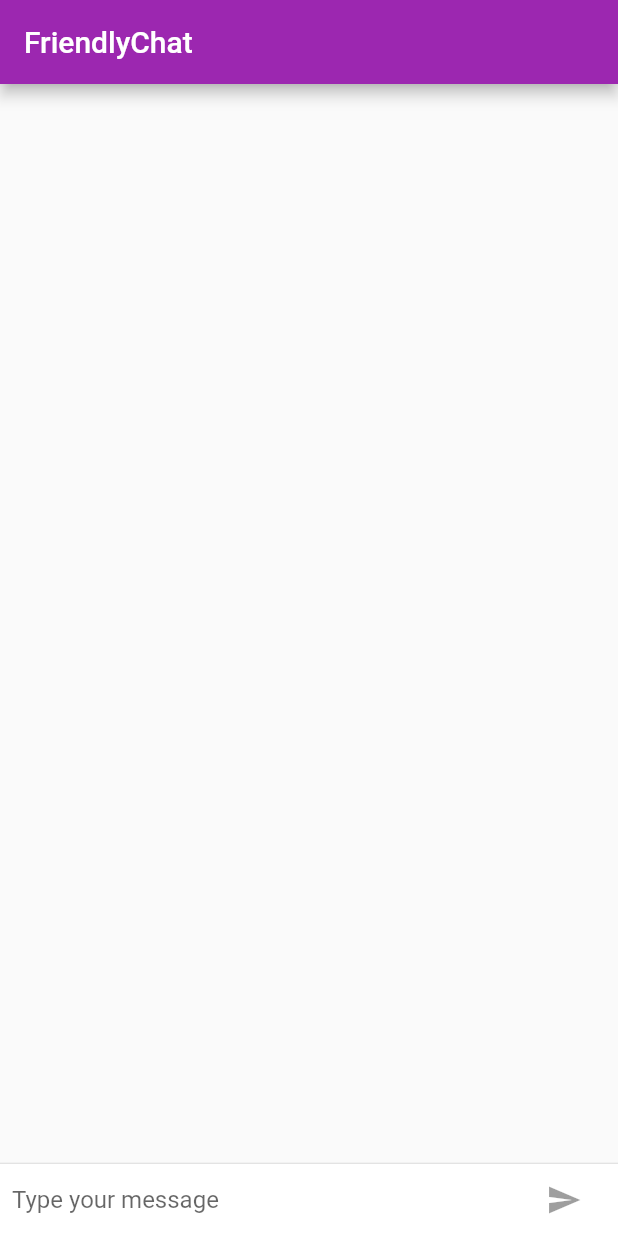
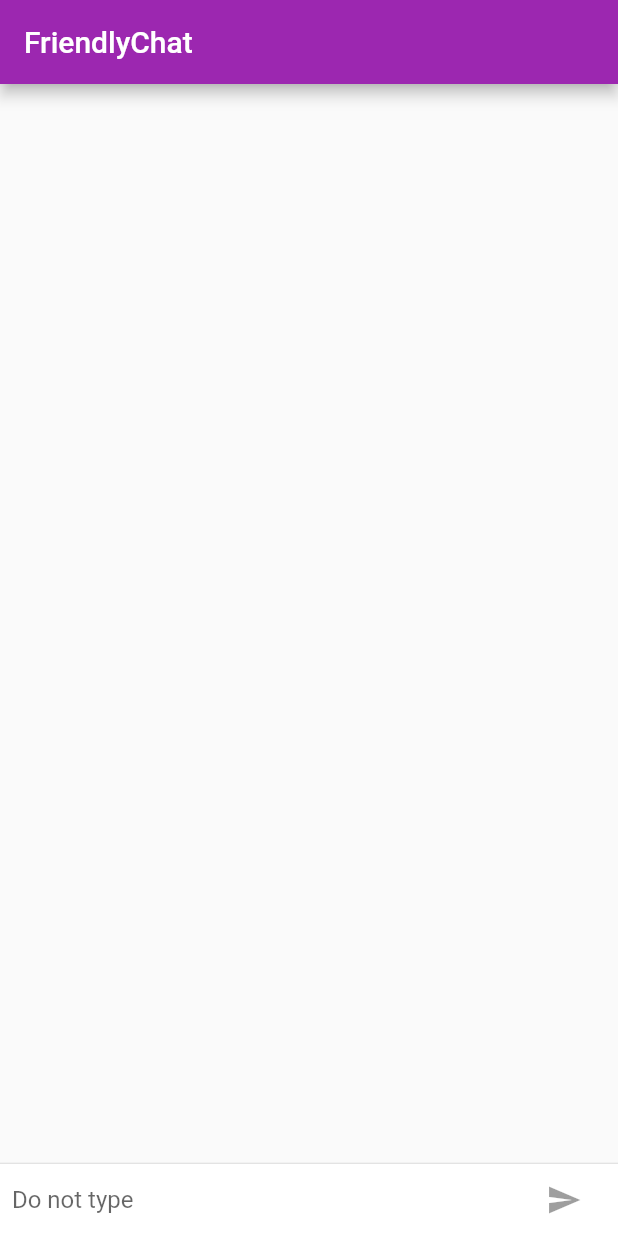
Before and after one commit to Nuri801/Friendly-Chat-App, a Flutter app: the screen it shows after launch, on a phone screen of 412 x 824 dp. Run offline on Flutter 3.47's test engine with Material 2 defaults, Android fonts, the phone set to English and light mode, and no system bars.

Commit message:
Friendly Chat App

```diff
--- a/lib/main.dart
+++ b/lib/main.dart
@@ -130,7 +130,7 @@ class _ChatScreenState extends State<ChatScreen> with TickerProviderStateMixin {
                 },
                 onSubmitted: _isComposing ? _handleSubmitted : null,
                 decoration: const InputDecoration.collapsed(
-                    hintText: 'Type your message'),
+                    hintText: 'Do not type'),
                 focusNode: _focusNode,
               ),
             ),
```
